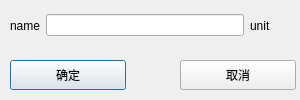
The window that setparadialog.ui (ives560/InverterController) describes before a commit, drawn with Qt 5.
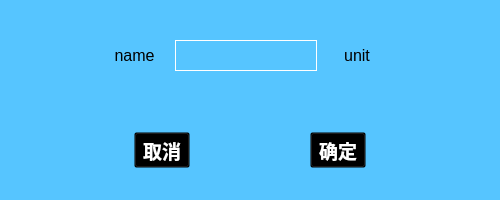
The same window after the commit. Icons and pictures are not drawn.

What changed in the file:
```diff
--- a/setparadialog.ui
+++ b/setparadialog.ui
@@ -6,51 +6,33 @@
    <rect>
     <x>0</x>
     <y>0</y>
-    <width>300</width>
-    <height>100</height>
+    <width>500</width>
+    <height>200</height>
    </rect>
   </property>
   <property name="windowTitle">
    <string>Dialog</string>
   </property>
-  <widget class="QPushButton" name="pbtn_OK">
-   <property name="geometry">
-    <rect>
-     <x>10</x>
-     <y>60</y>
-     <width>116</width>
-     <height>30</height>
-    </rect>
-   </property>
-   <property name="text">
-    <string>确定</string>
-   </property>
-  </widget>
-  <widget class="QPushButton" name="pbtn_cancel">
-   <property name="geometry">
-    <rect>
-     <x>180</x>
-     <y>60</y>
-     <width>116</width>
-     <height>30</height>
-    </rect>
-   </property>
-   <property name="text">
-    <string>取消</string>
-   </property>
-  </widget>
+  <property name="styleSheet">
+   <string notr="true">background-color: rgb(86, 197, 255);</string>
+  </property>
   <widget class="QWidget" name="horizontalLayoutWidget">
    <property name="geometry">
     <rect>
-     <x>10</x>
-     <y>0</y>
-     <width>261</width>
-     <height>51</height>
+     <x>100</x>
+     <y>40</y>
+     <width>291</width>
+     <height>31</height>
     </rect>
    </property>
    <layout class="QHBoxLayout" name="horizontalLayout">
     <item>
      <widget class="QLabel" name="label_name">
+      <property name="font">
+       <font>
+        <pointsize>12</pointsize>
+       </font>
+      </property>
       <property name="layoutDirection">
        <enum>Qt::LeftToRight</enum>
       </property>
@@ -64,18 +46,124 @@
        <enum>Qt::AutoText</enum>
       </property>
       <property name="alignment">
-       <set>Qt::AlignRight|Qt::AlignTrailing|Qt::AlignVCenter</set>
+       <set>Qt::AlignCenter</set>
       </property>
      </widget>
     </item>
     <item>
-     <widget class="QLineEdit" name="lineEdit"/>
+     <widget class="QLineEdit" name="lineEdit">
+      <property name="sizePolicy">
+       <sizepolicy hsizetype="Preferred" vsizetype="Preferred">
+        <horstretch>0</horstretch>
+        <verstretch>0</verstretch>
+       </sizepolicy>
+      </property>
+      <property name="font">
+       <font>
+        <pointsize>12</pointsize>
+       </font>
+      </property>
+      <property name="styleSheet">
+       <string notr="true">border: 1px solid white;</string>
+      </property>
+      <property name="frame">
+       <bool>false</bool>
+      </property>
+      <property name="alignment">
+       <set>Qt::AlignCenter</set>
+      </property>
+     </widget>
     </item>
     <item>
      <widget class="QLabel" name="label_unit">
+      <property name="font">
+       <font>
+        <pointsize>12</pointsize>
+       </font>
+      </property>
       <property name="text">
        <string>unit</string>
       </property>
+      <property name="alignment">
+       <set>Qt::AlignCenter</set>
+      </property>
+     </widget>
+    </item>
+   </layout>
+  </widget>
+  <widget class="QWidget" name="">
+   <property name="geometry">
+    <rect>
+     <x>20</x>
+     <y>130</y>
+     <width>461</width>
+     <height>41</height>
+    </rect>
+   </property>
+   <layout class="QHBoxLayout" name="horizontalLayout_2">
+    <item>
+     <widget class="QToolButton" name="tbtn_cancel">
+      <property name="font">
+       <font>
+        <family>AR PL UKai CN</family>
+        <pointsize>14</pointsize>
+        <weight>75</weight>
+        <bold>true</bold>
+       </font>
+      </property>
+      <property name="styleSheet">
+       <string notr="true">background:transparent;color:white;</string>
+      </property>
+      <property name="text">
+       <string>取消</string>
+      </property>
+      <property name="icon">
+       <iconset resource="InverterController.qrc">
+        <normaloff>:/images/return.png</normaloff>:/images/return.png</iconset>
+      </property>
+      <property name="iconSize">
+       <size>
+        <width>50</width>
+        <height>50</height>
+       </size>
+      </property>
+      <property name="toolButtonStyle">
+       <enum>Qt::ToolButtonTextBesideIcon</enum>
+      </property>
+      <property name="arrowType">
+       <enum>Qt::NoArrow</enum>
+      </property>
+     </widget>
+    </item>
+    <item>
+     <widget class="QToolButton" name="tbtn_ok">
+      <property name="font">
+       <font>
+        <family>AR PL UKai CN</family>
+        <pointsize>14</pointsize>
+        <weight>75</weight>
+        <bold>true</bold>
+       </font>
+      </property>
+      <property name="styleSheet">
+       <string notr="true">background:transparent;color:white;</string>
+      </property>
+      <property name="text">
+       <string>确定</string>
+      </property>
+      <property name="icon">
+       <iconset resource="InverterController.qrc">
+        <normaloff>:/images/okbutton.png</normaloff>:/images/okbutton.png</iconset>
+      </property>
+      <property name="iconSize">
+       <size>
+        <width>50</width>
+        <height>50</height>
+       </size>
+      </property>
+      <property name="toolButtonStyle">
+       <enum>Qt::ToolButtonTextBesideIcon</enum>
+      </property>
      </widget>
     </item>
    </layout>
```
Left out of the diff: 4 changed lines with no effect on the pictures.
